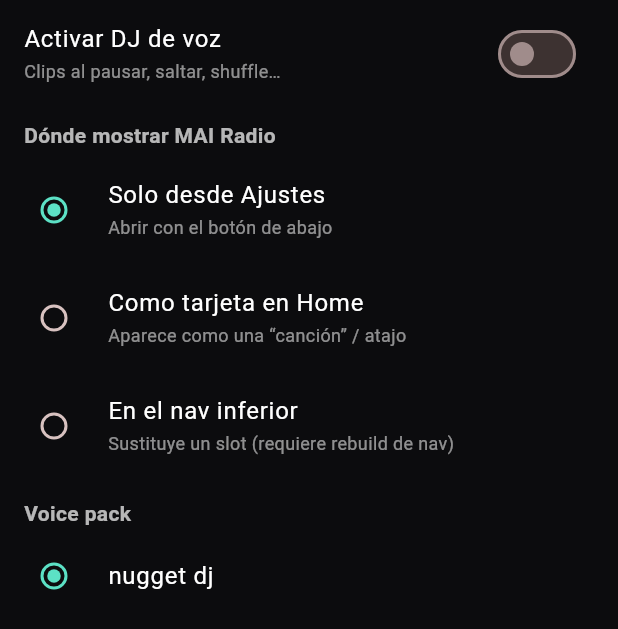
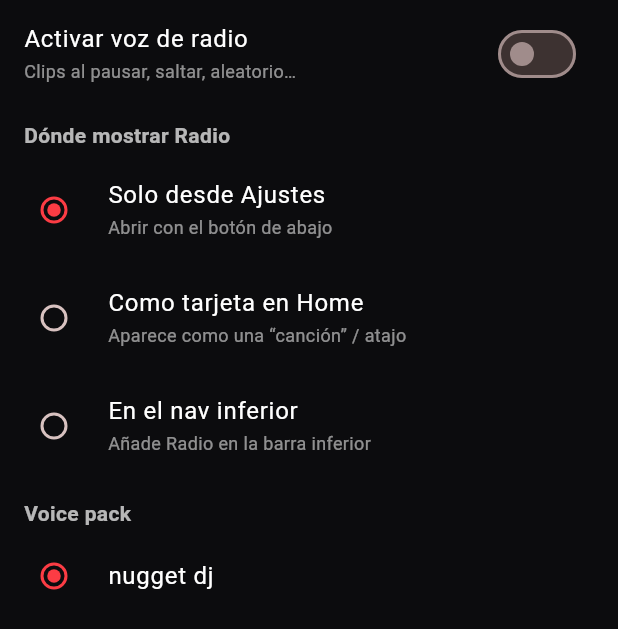
Before and after one commit to lunethosdev-eng/nali, a Flutter app: the _DjSettingsPanel widget shown alone on an empty page, opened directly, on a phone screen of 412 x 824 dp. Shown: the top 629 px of the screen. Run offline on Flutter 3.47's test engine with Material 3 defaults, Android fonts, the phone set to English and light mode, and no system bars; our stand-ins replace app_links, audio_service, audioplayers, dio, file_picker, flutter_secure_storage and 6 more; missing offline and left inert: flutter_web_auth_2; accounts and stored records are empty.

Commit message:
Update settings_screen.dart

```diff
--- a/lib/screens/settings_screen.dart
+++ b/lib/screens/settings_screen.dart
@@ -471,11 +471,11 @@ class _SettingsScreenState extends State<SettingsScreen> {
 
               ],
               if (widget.category == 'dj') ...[
-                _section(t('DJ / MAI Radio', 'DJ / MAI Radio')),
+                _section(t('Radio', 'Radio')),
                 const _DjSettingsPanel(),
                 ListTile(
-                  leading: const Icon(Icons.radio_rounded, color: Color(0xff5CE1C5)),
-                  title: Text(t('Abrir MAI Radio', 'Open MAI Radio'), style: const TextStyle(color: Colors.white)),
+                  leading: const Icon(Icons.radio_rounded, color: Color(0xfffc3c44)),
+                  title: Text(t('Abrir Radio', 'Open Radio'), style: const TextStyle(color: Colors.white)),
                   subtitle: Text(t('Pantalla dedicada con blob y voz', 'Dedicated blob + voice screen'), style: const TextStyle(color: Colors.white54, fontSize: 12)),
                   onTap: () => Navigator.of(context).pushNamed('/dj'),
                 ),
@@ -970,7 +970,7 @@ class _SettingsScreenState extends State<SettingsScreen> {
     'privacy' => t('Privacidad', 'Privacy'), 'personalization' => t('Personalización', 'Personalization'),
     'playback' => t('Reproducción', 'Playback'), 'lyrics' => t('Letras', 'Lyrics'),
     'library' => t('Biblioteca', 'Library'), 'notifications' => t('Notificaciones', 'Notifications'),
-    'social' => t('Social', 'Social'), 'dj' => t('DJ / MAI Radio', 'DJ / MAI Radio'), 'canvas' => t('Canvas', 'Canvas'), 'advanced' => t('Ajustes avanzados', 'Advanced settings'),
+    'social' => t('Social', 'Social'), 'dj' => t('Radio', 'Radio'), 'canvas' => t('Canvas', 'Canvas'), 'advanced' => t('Ajustes avanzados', 'Advanced settings'),
     _ => t('Ajustes', 'Settings'),
   };
 
@@ -985,7 +985,7 @@ class _SettingsScreenState extends State<SettingsScreen> {
       ('library', Icons.library_music_outlined, t('Caché, importación y playlists', 'Cache, imports and playlists'), const Color(0xffa7c77a)),
       ('notifications', Icons.notifications_none_rounded, t('Sonidos y alertas', 'Sounds and alerts'), const Color(0xffffca70)),
       ('social', Icons.people_outline_rounded, t('Escucha compartida y comunidad', 'Shared listening and community'), const Color(0xff7fc4c9)),
-      ('dj', Icons.podcasts_rounded, t('MAI Radio / DJ de voz', 'MAI Radio / voice DJ'), const Color(0xff5CE1C5)),
+      ('dj', Icons.podcasts_rounded, t('Radio de voz', 'Voice radio'), const Color(0xfffc3c44)),
       ('canvas', Icons.movie_outlined, t('Apple Music, Spotify y portadas animadas', 'Apple Music, Spotify and animated covers'), const Color(0xffb0a0ff)),
       ('advanced', Icons.tune_rounded, t('Funciones beta y herramientas', 'Beta features and tools'), const Color(0xffb0a0ff)),
     ];
@@ -1233,18 +1233,18 @@ class _DjSettingsPanelState extends State<_DjSettingsPanel> {
     if (!_ready) {
       return const Padding(
         padding: EdgeInsets.all(16),
-        child: Center(child: CircularProgressIndicator(color: Color(0xff5CE1C5))),
+        child: Center(child: CircularProgressIndicator(color: Color(0xfffc3c44))),
       );
     }
     return Column(
       crossAxisAlignment: CrossAxisAlignment.stretch,
       children: [
         SwitchListTile(
-          title: const Text('Activar DJ de voz', style: TextStyle(color: Colors.white)),
-          subtitle: const Text('Clips al pausar, saltar, shuffle…',
+          title: const Text('Activar voz de radio', style: TextStyle(color: Colors.white)),
+          subtitle: const Text('Clips al pausar, saltar, aleatorio…',
               style: TextStyle(color: Colors.white54, fontSize: 12)),
           value: _enabled,
-          activeColor: const Color(0xff5CE1C5),
+          activeColor: const Color(0xfffc3c44),
           onChanged: (v) async {
             await DjService.instance.setEnabled(v);
             setState(() => _enabled = v);
@@ -1252,13 +1252,13 @@ class _DjSettingsPanelState extends State<_DjSettingsPanel> {
         ),
         const Padding(
           padding: EdgeInsets.fromLTRB(16, 8, 16, 4),
-          child: Text('Dónde mostrar MAI Radio',
+          child: Text('Dónde mostrar Radio',
               style: TextStyle(color: Colors.white70, fontWeight: FontWeight.w600)),
         ),
         RadioListTile<String>(
           value: 'none',
           groupValue: _placement,
-          activeColor: const Color(0xff5CE1C5),
+          activeColor: const Color(0xfffc3c44),
           title: const Text('Solo desde Ajustes', style: TextStyle(color: Colors.white)),
           subtitle: const Text('Abrir con el botón de abajo', style: TextStyle(color: Colors.white54, fontSize: 12)),
           onChanged: (v) async {
@@ -1270,7 +1270,7 @@ class _DjSettingsPanelState extends State<_DjSettingsPanel> {
         RadioListTile<String>(
           value: 'home',
           groupValue: _placement,
-          activeColor: const Color(0xff5CE1C5),
+          activeColor: const Color(0xfffc3c44),
           title: const Text('Como tarjeta en Home', style: TextStyle(color: Colors.white)),
           subtitle: const Text('Aparece como una “canción” / atajo', style: TextStyle(color: Colors.white54, fontSize: 12)),
           onChanged: (v) async {
@@ -1282,9 +1282,9 @@ class _DjSettingsPanelState extends State<_DjSettingsPanel> {
         RadioListTile<String>(
           value: 'nav',
           groupValue: _placement,
-          activeColor: const Color(0xff5CE1C5),
+          activeColor: const Color(0xfffc3c44),
           title: const Text('En el nav inferior', style: TextStyle(color: Colors.white)),
-          subtitle: const Text('Sustituye un slot (requiere rebuild de nav)', style: TextStyle(color: Colors.white54, fontSize: 12)),
+          subtitle: const Text('Añade Radio en la barra inferior', style: TextStyle(color: Colors.white54, fontSize: 12)),
           onChanged: (v) async {
             if (v == null) return;
             await DjService.instance.setPlacement(v);
@@ -1299,7 +1299,7 @@ class _DjSettingsPanelState extends State<_DjSettingsPanel> {
           ..._djs.map((id) => RadioListTile<String>(
                 value: id,
                 groupValue: _active,
-                activeColor: const Color(0xff5CE1C5),
+                activeColor: const Color(0xfffc3c44),
                 title: Text(id.replaceAll('_', ' '),
                     style: const TextStyle(color: Colors.white)),
                 onChanged: (v) async {
```
